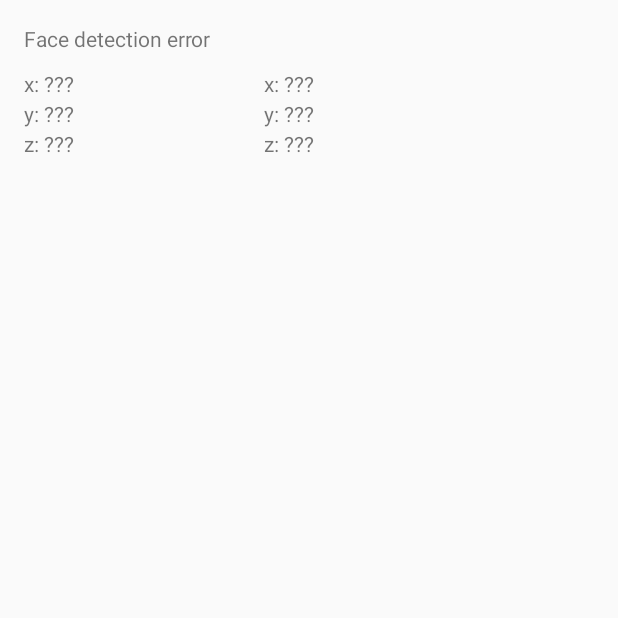
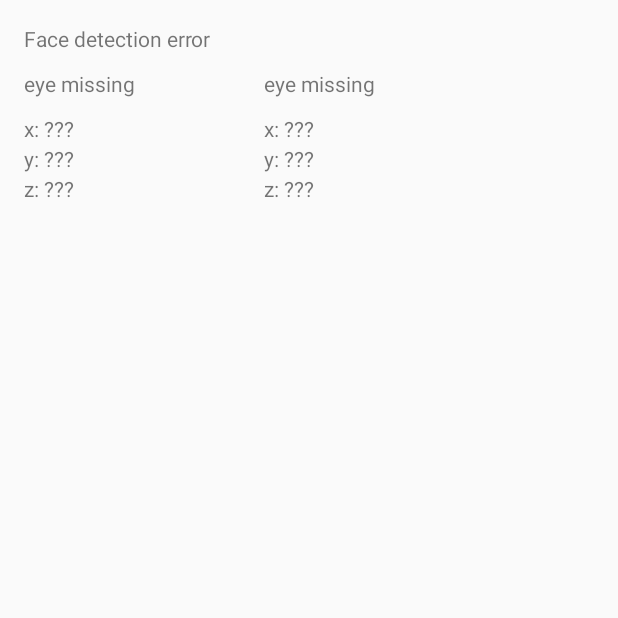
Before and after one commit to drzuby/DFAD, an Android app: the screen it shows after launch (MainActivity), on a phone screen of 412 x 824 dp, the top half of it. Run offline under Robolectric (Android 15) with nearby library versions, the phone set to English and light mode, and no system bars; pictures from the network do not load.

Commit message:
1) Added more robust detection from newer google mobile vision api 2) Added detection whether either eye is open/closed

```diff
--- a/app/build.gradle
+++ b/app/build.gradle
@@ -22,6 +22,9 @@ dependencies {
     implementation fileTree(dir: 'libs', include: ['*.jar'])
     implementation 'com.android.support:appcompat-v7:27.1.1'
     implementation 'com.android.support.constraint:constraint-layout:1.1.0'
+    implementation 'com.android.support:support-media-compat:27.1.1'
+    implementation 'com.android.support:support-v4:27.1.1'
+    implementation 'com.google.android.gms:play-services-vision:15.0.2'
     testImplementation 'junit:junit:4.12'
     androidTestImplementation 'com.android.support.test:runner:1.0.1'
     androidTestImplementation 'com.android.support.test.espresso:espresso-core:3.0.1'
--- /dev/null
+++ b/app/src/main/java/dfad/mob/agh/edu/pl/dfad/camera/Listener.java
@@ -0,0 +1,12 @@
+package dfad.mob.agh.edu.pl.dfad.camera;
+
+public interface Listener {
+
+    void onFaceDetected();
+
+    void onFaceTimedOut();
+
+    void onLeftEyeChanged(boolean isOpen);
+
+    void onRightEyeChanged(boolean isOpen);
+}
--- a/app/src/main/res/layout/activity_main.xml
+++ b/app/src/main/res/layout/activity_main.xml
@@ -15,12 +15,31 @@
         android:layout_height="wrap_content" />
 
     <TextView
+        android:id="@+id/leftEye"
+        android:layout_width="wrap_content"
+        android:layout_height="wrap_content"
+        android:layout_alignParentTop="true"
+        android:layout_alignStart="@+id/helloWorldTextView"
+        android:layout_marginTop="30dp"
+        android:text="@string/default_eye_label" />
+
+    <TextView
+        android:id="@+id/rightEye"
+        android:layout_width="wrap_content"
+        android:layout_height="wrap_content"
+        android:layout_alignParentTop="true"
+        android:layout_alignStart="@+id/helloWorldTextView"
+        android:layout_marginTop="30dp"
+        android:layout_marginStart="160dp"
+        android:text="@string/default_eye_label" />
+
+    <TextView
         android:id="@+id/xAcc"
         android:layout_width="wrap_content"
         android:layout_height="wrap_content"
         android:layout_alignParentTop="true"
         android:layout_alignStart="@+id/helloWorldTextView"
-        android:layout_marginTop="30dp"
+        android:layout_marginTop="60dp"
         android:text="@string/x_acc_label" />
 
     <TextView
@@ -30,7 +49,7 @@
         android:layout_height="wrap_content"
         android:layout_alignParentTop="true"
         android:layout_alignStart="@+id/helloWorldTextView"
-        android:layout_marginTop="50dp" />
+        android:layout_marginTop="80dp" />
 
     <TextView
         android:id="@+id/zAcc"
@@ -39,14 +58,14 @@
         android:layout_height="wrap_content"
         android:layout_alignParentTop="true"
         android:layout_alignStart="@+id/helloWorldTextView"
-        android:layout_marginTop="70dp" />
+        android:layout_marginTop="100dp" />
 
     <TextView
         android:id="@+id/xPos"
         android:text="@string/x_pos_label"
         android:layout_width="wrap_content"
         android:layout_height="wrap_content"
-        android:layout_marginTop="30dp"
+        android:layout_marginTop="60dp"
         android:layout_marginStart="160dp" />
 
     <TextView
@@ -54,7 +73,7 @@
         android:text="@string/y_pos_label"
         android:layout_width="wrap_content"
         android:layout_height="wrap_content"
-        android:layout_marginTop="50dp"
+        android:layout_marginTop="80dp"
         android:layout_marginStart="160dp" />
 
     <TextView
@@ -62,7 +81,7 @@
         android:text="@string/z_pos_label"
         android:layout_width="wrap_content"
         android:layout_height="wrap_content"
-        android:layout_marginTop="70dp"
+        android:layout_marginTop="100dp"
         android:layout_marginStart="160dp" />
 
 </RelativeLayout>
--- a/app/src/main/res/values/strings.xml
+++ b/app/src/main/res/values/strings.xml
@@ -12,5 +12,10 @@
     <string name="x_pos_label">x: ???</string>
     <string name="y_pos_label">y: ???</string>
     <string name="z_pos_label">z: ???</string>
+    <string name="default_eye_label">eye missing</string>
+    <string name="left_eye_open">Left eye open!</string>
+    <string name="left_eye_closed">Left eye closed!</string>
+    <string name="right_eye_open">Right eye open!</string>
+    <string name="right_eye_closed">Right eye closed!</string>
 
 </resources>
```
Also changed, not shown: app/src/main/java/dfad/mob/agh/edu/pl/dfad/MainActivity.java (+56 -26 lines), app/src/main/java/dfad/mob/agh/edu/pl/dfad/camera/FaceDetectionCamera.java (+69 -16 lines), app/src/main/java/dfad/mob/agh/edu/pl/dfad/camera/FaceTracker.java (added, +109 -0 lines), app/src/main/java/dfad/mob/agh/edu/pl/dfad/camera/OneShotFaceDetectionListener.java (+3 -7 lines).
